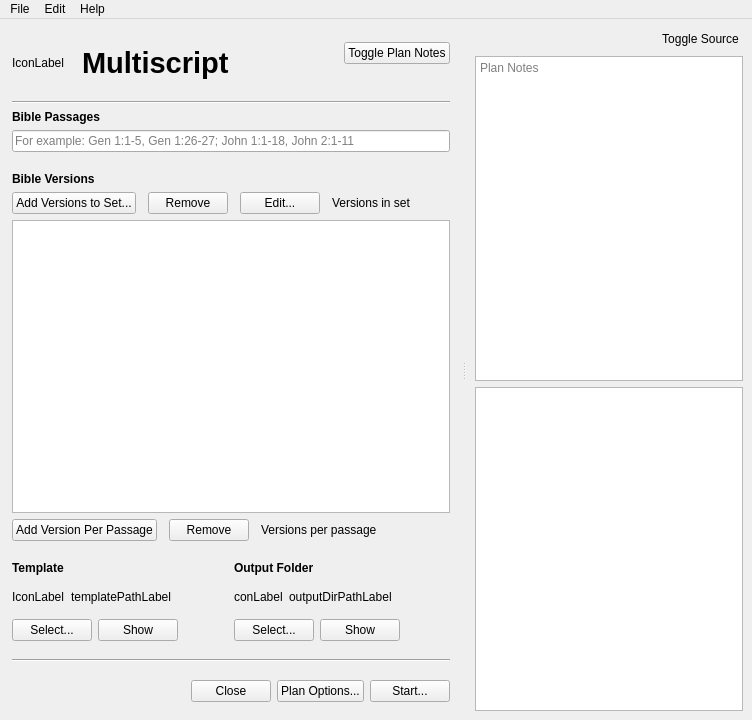
The window that multiscript/ui/main_window.ui (multiscript/multiscript) describes before a commit, drawn with Qt 5.
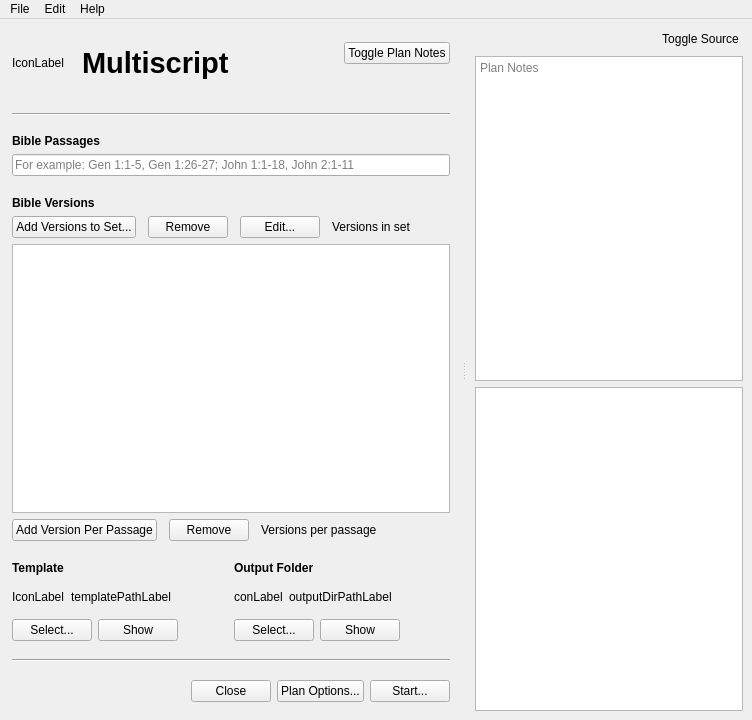
The same window after the commit. Custom widgets are drawn as their Qt base class.

Commit message: Improve PC margins part 2

```diff
--- a/multiscript/ui/main_window.ui
+++ b/multiscript/ui/main_window.ui
@@ -65,7 +65,7 @@
             <number>0</number>
            </property>
            <property name="bottomMargin">
-            <number>0</number>
+            <number>12</number>
            </property>
            <item>
             <layout class="QHBoxLayout" name="horizontalLayout_3">
@@ -173,7 +173,7 @@
             <number>0</number>
            </property>
            <property name="topMargin">
-            <number>0</number>
+            <number>12</number>
            </property>
            <property name="rightMargin">
             <number>0</number>
```
The commit also changes 2 other files.
